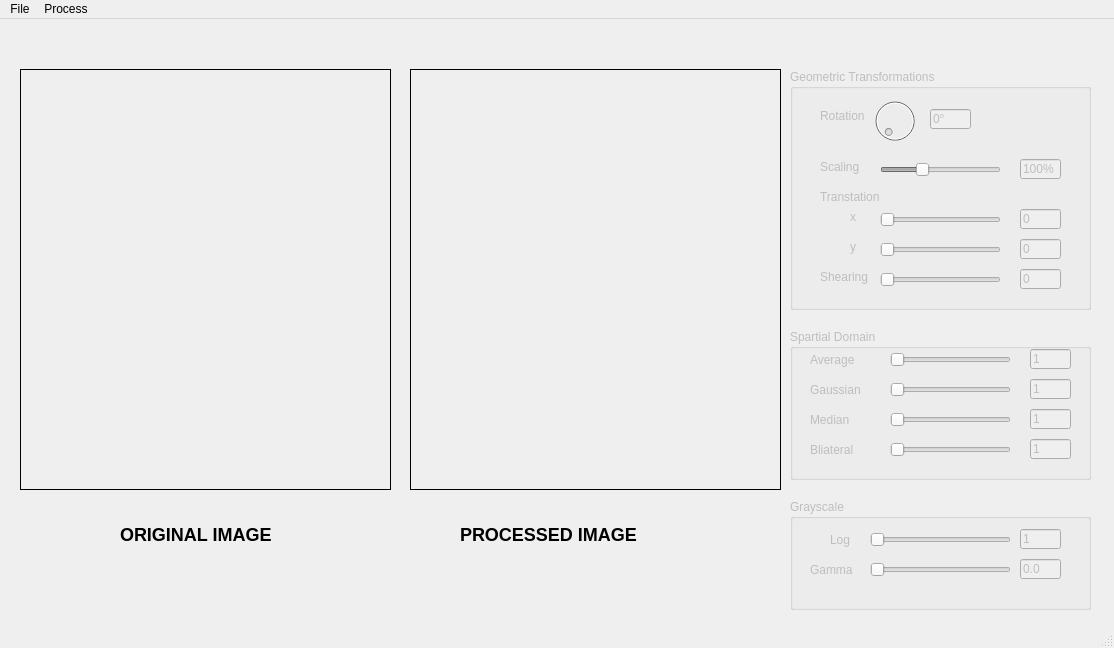
First picture: the form in 4201104148_NguyenHoangAnhTu/interface.ui, repository nguyenhoanganhtu2406/img_process, before the edit.
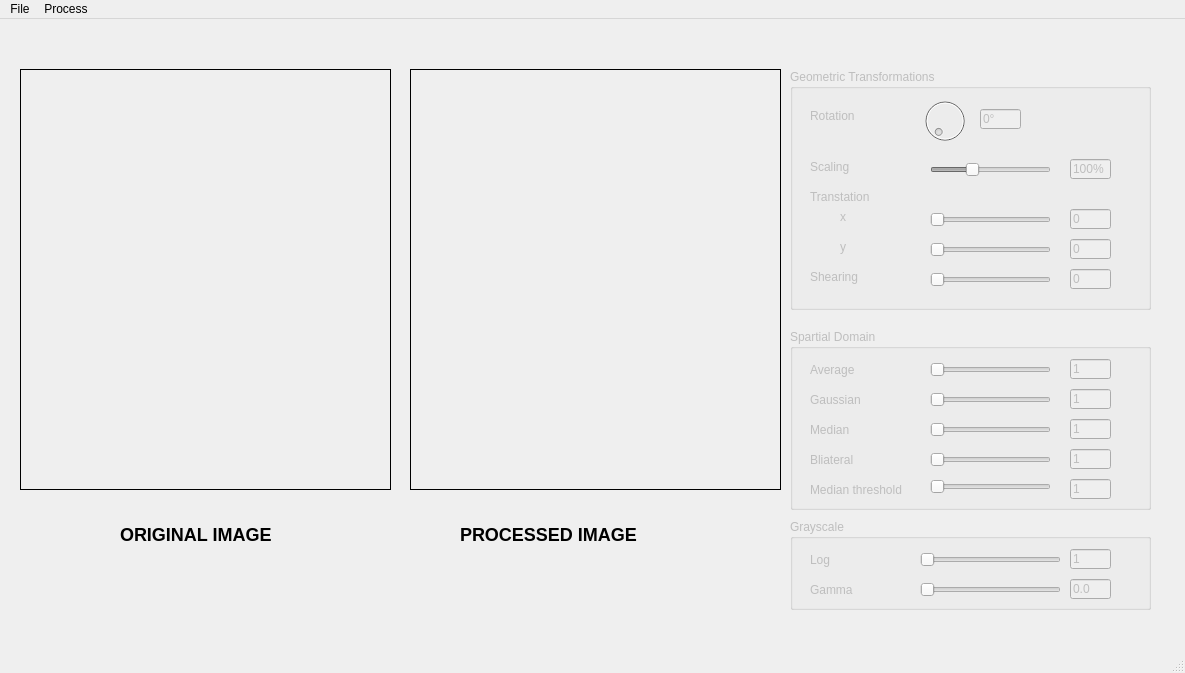
Second picture: the form after the edit. Icons and pictures are not drawn.

The edit to the form file:
```diff
--- a/4201104148_NguyenHoangAnhTu/interface.ui
+++ b/4201104148_NguyenHoangAnhTu/interface.ui
@@ -6,8 +6,8 @@
    <rect>
     <x>0</x>
     <y>0</y>
-    <width>1114</width>
-    <height>648</height>
+    <width>1185</width>
+    <height>673</height>
    </rect>
   </property>
   <property name="windowTitle">
@@ -70,7 +70,7 @@
      <rect>
       <x>790</x>
       <y>50</y>
-      <width>301</width>
+      <width>361</width>
       <height>241</height>
      </rect>
     </property>
@@ -80,7 +80,7 @@
     <widget class="QDial" name="rotation_inp">
      <property name="geometry">
       <rect>
-       <x>80</x>
+       <x>130</x>
        <y>20</y>
        <width>50</width>
        <height>64</height>
@@ -93,7 +93,7 @@
     <widget class="QLabel" name="label_2">
      <property name="geometry">
       <rect>
-       <x>30</x>
+       <x>20</x>
        <y>40</y>
        <width>47</width>
        <height>13</height>
@@ -109,7 +109,7 @@
      </property>
      <property name="geometry">
       <rect>
-       <x>140</x>
+       <x>190</x>
        <y>40</y>
        <width>41</width>
        <height>20</height>
@@ -125,7 +125,7 @@
     <widget class="QLabel" name="label_3">
      <property name="geometry">
       <rect>
-       <x>30</x>
+       <x>20</x>
        <y>90</y>
        <width>47</width>
        <height>16</height>
@@ -138,7 +138,7 @@
     <widget class="QSlider" name="scaling_inp">
      <property name="geometry">
       <rect>
-       <x>90</x>
+       <x>140</x>
        <y>90</y>
        <width>121</width>
        <height>22</height>
@@ -163,7 +163,7 @@
      </property>
      <property name="geometry">
       <rect>
-       <x>230</x>
+       <x>280</x>
        <y>90</y>
        <width>41</width>
        <height>20</height>
@@ -182,7 +182,7 @@
      </property>
      <property name="geometry">
       <rect>
-       <x>230</x>
+       <x>280</x>
        <y>140</y>
        <width>41</width>
        <height>20</height>
@@ -198,9 +198,9 @@
     <widget class="QLabel" name="label_4">
      <property name="geometry">
       <rect>
-       <x>30</x>
+       <x>20</x>
        <y>120</y>
-       <width>61</width>
+       <width>81</width>
        <height>16</height>
       </rect>
      </property>
@@ -211,7 +211,7 @@
     <widget class="QSlider" name="tranY_inp">
      <property name="geometry">
       <rect>
-       <x>90</x>
+       <x>140</x>
        <y>170</y>
        <width>121</width>
        <height>22</height>
@@ -227,7 +227,7 @@
      </property>
      <property name="geometry">
       <rect>
-       <x>230</x>
+       <x>280</x>
        <y>170</y>
        <width>41</width>
        <height>20</height>
@@ -243,7 +243,7 @@
     <widget class="QLabel" name="label_5">
      <property name="geometry">
       <rect>
-       <x>60</x>
+       <x>50</x>
        <y>140</y>
        <width>16</width>
        <height>16</height>
@@ -256,7 +256,7 @@
     <widget class="QLabel" name="label_6">
      <property name="geometry">
       <rect>
-       <x>60</x>
+       <x>50</x>
        <y>170</y>
        <width>16</width>
        <height>16</height>
@@ -269,7 +269,7 @@
     <widget class="QLabel" name="label_7">
      <property name="geometry">
       <rect>
-       <x>30</x>
+       <x>20</x>
        <y>200</y>
        <width>61</width>
        <height>16</height>
@@ -282,7 +282,7 @@
     <widget class="QSlider" name="shear_inp">
      <property name="geometry">
       <rect>
-       <x>90</x>
+       <x>140</x>
        <y>200</y>
        <width>121</width>
        <height>22</height>
@@ -304,7 +304,7 @@
      </property>
      <property name="geometry">
       <rect>
-       <x>230</x>
+       <x>280</x>
        <y>200</y>
        <width>41</width>
        <height>20</height>
@@ -320,7 +320,7 @@
     <widget class="QSlider" name="tranX_inp">
      <property name="geometry">
       <rect>
-       <x>90</x>
+       <x>140</x>
        <y>140</y>
        <width>121</width>
        <height>22</height>
@@ -339,8 +339,8 @@
      <rect>
       <x>790</x>
       <y>310</y>
-      <width>301</width>
-      <height>151</height>
+      <width>361</width>
+      <height>181</height>
      </rect>
     </property>
     <property name="title">
@@ -363,7 +363,7 @@
      <property name="geometry">
       <rect>
        <x>20</x>
-       <y>80</y>
+       <y>90</y>
        <width>61</width>
        <height>21</height>
       </rect>
@@ -375,8 +375,8 @@
     <widget class="QSlider" name="median_inp">
      <property name="geometry">
       <rect>
-       <x>100</x>
-       <y>80</y>
+       <x>140</x>
+       <y>90</y>
        <width>121</width>
        <height>22</height>
       </rect>
@@ -406,8 +406,8 @@
      </property>
      <property name="geometry">
       <rect>
-       <x>240</x>
-       <y>80</y>
+       <x>280</x>
+       <y>90</y>
        <width>41</width>
        <height>20</height>
       </rect>
@@ -423,7 +423,7 @@
      <property name="geometry">
       <rect>
        <x>20</x>
-       <y>50</y>
+       <y>60</y>
        <width>61</width>
        <height>21</height>
       </rect>
@@ -435,8 +435,8 @@
     <widget class="QSlider" name="gaussian_inp">
      <property name="geometry">
       <rect>
-       <x>100</x>
-       <y>50</y>
+       <x>140</x>
+       <y>60</y>
        <width>121</width>
        <height>22</height>
       </rect>
@@ -466,8 +466,8 @@
      </property>
      <property name="geometry">
       <rect>
-       <x>240</x>
-       <y>50</y>
+       <x>280</x>
+       <y>60</y>
        <width>41</width>
        <height>20</height>
       </rect>
@@ -485,8 +485,8 @@
      </property>
      <property name="geometry">
       <rect>
-       <x>240</x>
-       <y>20</y>
+       <x>280</x>
+       <y>30</y>
        <width>41</width>
        <height>20</height>
       </rect>
@@ -502,7 +502,7 @@
      <property name="geometry">
       <rect>
        <x>20</x>
-       <y>20</y>
+       <y>30</y>
        <width>61</width>
        <height>21</height>
       </rect>
@@ -514,8 +514,8 @@
     <widget class="QSlider" name="blur_inp">
      <property name="geometry">
       <rect>
-       <x>100</x>
-       <y>20</y>
+       <x>140</x>
+       <y>30</y>
        <width>121</width>
        <height>22</height>
       </rect>
@@ -545,8 +545,8 @@
      </property>
      <property name="geometry">
       <rect>
-       <x>240</x>
-       <y>110</y>
+       <x>280</x>
+       <y>120</y>
        <width>41</width>
        <height>20</height>
       </rect>
@@ -562,7 +562,7 @@
      <property name="geometry">
       <rect>
        <x>20</x>
-       <y>110</y>
+       <y>120</y>
        <width>61</width>
        <height>21</height>
       </rect>
@@ -574,8 +574,8 @@
     <widget class="QSlider" name="bila_inp">
      <property name="geometry">
       <rect>
-       <x>100</x>
-       <y>110</y>
+       <x>140</x>
+       <y>120</y>
        <width>121</width>
        <height>22</height>
       </rect>
@@ -599,6 +599,63 @@
       <enum>Qt::Horizontal</enum>
      </property>
     </widget>
+    <widget class="QLineEdit" name="med_thresh_val">
+     <property name="enabled">
+      <bool>false</bool>
+     </property>
+     <property name="geometry">
+      <rect>
+       <x>280</x>
+       <y>150</y>
+       <width>41</width>
+       <height>20</height>
+      </rect>
+     </property>
+     <property name="text">
+      <string>1</string>
+     </property>
+     <property name="readOnly">
+      <bool>true</bool>
+     </property>
+    </widget>
+    <widget class="QLabel" name="label_16">
+     <property name="geometry">
+      <rect>
+       <x>20</x>
+       <y>150</y>
+       <width>111</width>
+       <height>21</height>
+      </rect>
+     </property>
+     <property name="text">
+      <string>Median threshold</string>
+     </property>
+    </widget>
+    <widget class="QSlider" name="med_thresh_inp">
+     <property name="geometry">
+      <rect>
+       <x>140</x>
+       <y>150</y>
+       <width>121</width>
+       <height>16</height>
+      </rect>
+     </property>
+     <property name="minimum">
+      <number>1</number>
+     </property>
+     <property name="maximum">
+      <number>13</number>
+     </property>
+     <property name="singleStep">
+      <number>2</number>
+     </property>
+     <property name="value">
+      <number>1</number>
+     </property>
+     <property name="orientation">
+      <enum>Qt::Horizontal</enum>
+     </property>
+    </widget>
    </widget>
    <widget class="QGroupBox" name="gray_group">
     <property name="enabled">
@@ -607,9 +664,9 @@
     <property name="geometry">
      <rect>
       <x>790</x>
-      <y>480</y>
-      <width>301</width>
-      <height>111</height>
+      <y>500</y>
+      <width>361</width>
+      <height>91</height>
      </rect>
     </property>
     <property name="title">
@@ -621,7 +678,7 @@
      </property>
      <property name="geometry">
       <rect>
-       <x>230</x>
+       <x>280</x>
        <y>30</y>
        <width>41</width>
        <height>20</height>
@@ -637,7 +694,7 @@
     <widget class="QSlider" name="log_inp">
      <property name="geometry">
       <rect>
-       <x>80</x>
+       <x>130</x>
        <y>30</y>
        <width>141</width>
        <height>22</height>
@@ -665,7 +722,7 @@
     <widget class="QLabel" name="label_14">
      <property name="geometry">
       <rect>
-       <x>40</x>
+       <x>20</x>
        <y>30</y>
        <width>31</width>
        <height>21</height>
@@ -681,7 +738,7 @@
      </property>
      <property name="geometry">
       <rect>
-       <x>230</x>
+       <x>280</x>
        <y>60</y>
        <width>41</width>
        <height>20</height>
@@ -697,7 +754,7 @@
     <widget class="QSlider" name="gamma_inp">
      <property name="geometry">
       <rect>
-       <x>80</x>
+       <x>130</x>
        <y>60</y>
        <width>141</width>
        <height>22</height>
@@ -755,7 +812,7 @@
     <rect>
      <x>0</x>
      <y>0</y>
-     <width>1114</width>
+     <width>1185</width>
      <height>20</height>
     </rect>
    </property>
```
Left out of the diff: 2 changed lines with no effect on the pictures.
